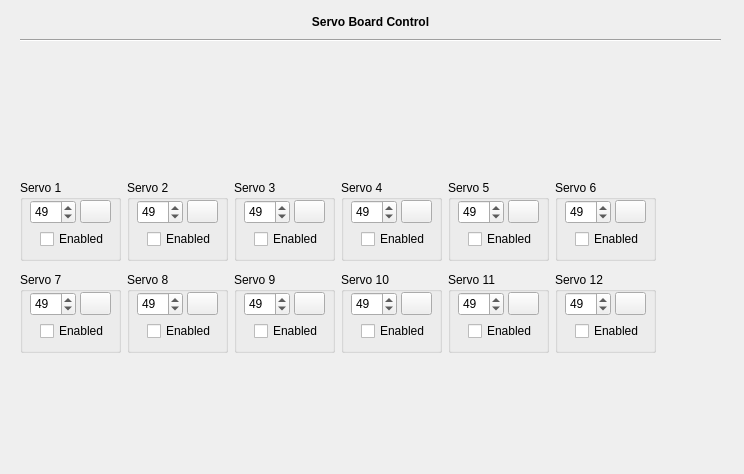
This is src/servoboard_main.ui in jgen/ServoControl as Qt 5 draws it before an edit. The edited form follows.
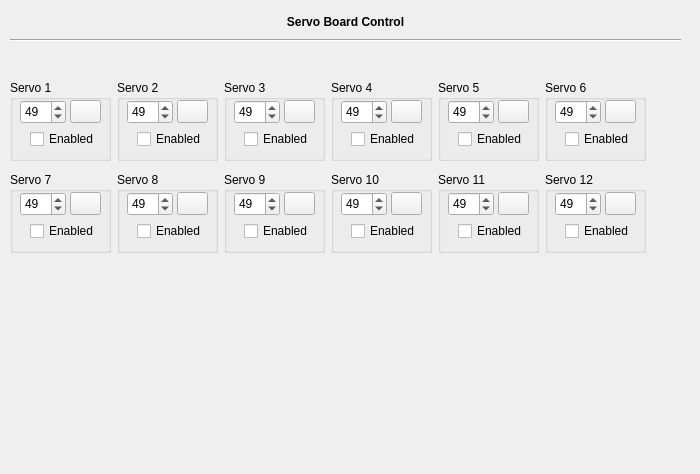
This is the edited form. Icons and pictures are not drawn.

Commit message: Some small changes to the Servo Board interface.

Patch:
```diff
--- a/src/servoboard_main.ui
+++ b/src/servoboard_main.ui
@@ -6,7 +6,7 @@
    <rect>
     <x>0</x>
     <y>0</y>
-    <width>744</width>
+    <width>700</width>
     <height>474</height>
    </rect>
   </property>
@@ -16,8 +16,8 @@
   <widget class="QWidget" name="gridLayoutWidget">
    <property name="geometry">
     <rect>
-     <x>20</x>
-     <y>180</y>
+     <x>10</x>
+     <y>80</y>
      <width>671</width>
      <height>211</height>
     </rect>
@@ -925,9 +925,9 @@
   <widget class="QWidget" name="verticalLayoutWidget">
    <property name="geometry">
     <rect>
-     <x>20</x>
+     <x>10</x>
      <y>10</y>
-     <width>701</width>
+     <width>671</width>
      <height>41</height>
     </rect>
    </property>
```
The commit also changes 3 other files.
